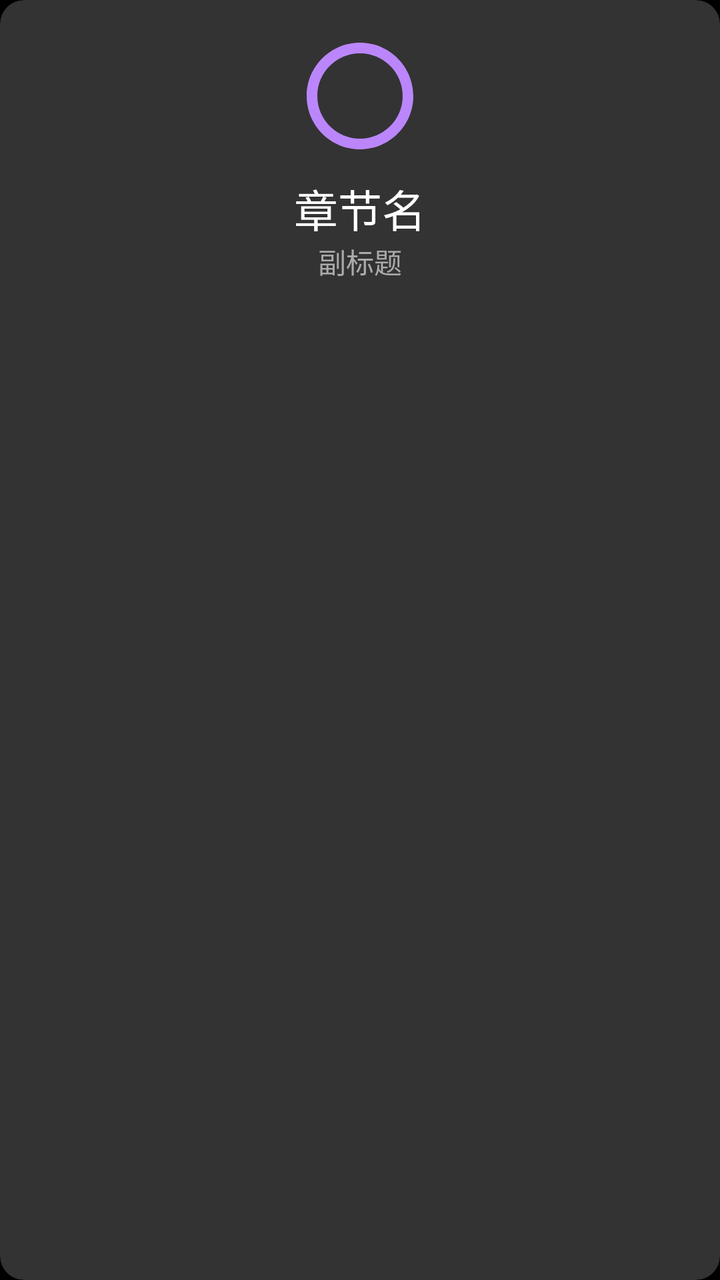
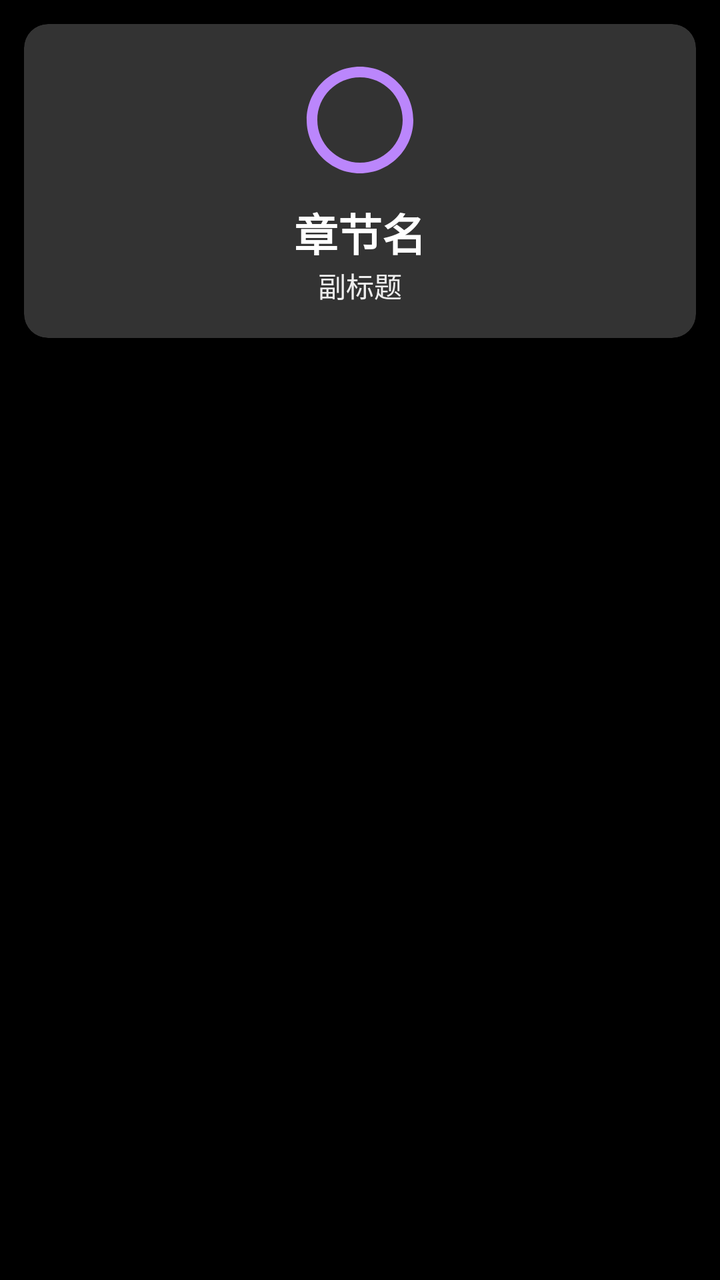

An Android layout rendered at two revisions. The XML below is the earlier revision; the diff shows what the commit changed to produce the second picture.
<!-- AndroidManifest.xml: application theme Theme.ChineseLearning -->
<!-- res/layout/item_chapter.xml -->
<?xml version="1.0" encoding="utf-8"?>
<androidx.cardview.widget.CardView xmlns:android="http://schemas.android.com/apk/res/android"
    xmlns:app="http://schemas.android.com/apk/res-auto"
    android:id="@+id/card_chapter"
    android:layout_width="match_parent"
    android:layout_height="wrap_content"
    android:focusable="true"
    android:clickable="true"
    android:foreground="?android:attr/selectableItemBackground"
    app:cardElevation="8dp"
    app:cardCornerRadius="12dp"
    android:layout_margin="8dp"
    app:cardBackgroundColor="#333333">

    <LinearLayout
        android:layout_width="match_parent"
        android:layout_height="wrap_content"
        android:orientation="vertical"
        android:padding="16dp"
        android:gravity="center">

        <ImageView
            android:id="@+id/iv_chapter_icon"
            android:layout_width="64dp"
            android:layout_height="64dp"
            android:src="@drawable/ic_chapter_placeholder" />

        <TextView
            android:id="@+id/tv_chapter_title"
            android:layout_width="wrap_content"
            android:layout_height="wrap_content"
            android:text="章节名"
            android:textSize="22sp"
            android:textColor="#FFFFFF"
            android:layout_marginTop="8dp" />

        <TextView
            android:id="@+id/tv_chapter_subtitle"
            android:layout_width="wrap_content"
            android:layout_height="wrap_content"
            android:text="副标题"
            android:textSize="14sp"
            android:textColor="#AAAAAA" />
    </LinearLayout>
</androidx.cardview.widget.CardView>
<!-- resources referenced by this layout -->
<resources>
  <!-- drawable ic_chapter_placeholder (drawable) -->
  <vector xmlns:android="http://schemas.android.com/apk/res/android"
      android:width="24dp" android:height="24dp" android:viewportWidth="24" android:viewportHeight="24">
      <path android:fillColor="#FFBB86FC" android:pathData="M12,2C6.48,2 2,6.48 2,12s4.48,10 10,10 10,-4.48 10,-10S17.52,2 12,2zM12,20c-4.41,0 -8,-3.59 -8,-8s3.59,-8 8,-8 8,3.59 8,8 -3.59,8 -8,8z"/>
  </vector>
  <style name="Theme.ChineseLearning" parent="Theme.AppCompat.NoActionBar">
          <item name="android:windowBackground">@color/black</item>
          <item name="android:colorPrimary">@color/purple_500</item>
          <item name="android:colorPrimaryDark">@color/purple_700</item>
          <item name="android:colorAccent">@color/teal_200</item>
      </style>
  <color name="black">#FF000000</color>
  <color name="purple_500">#FF6200EE</color>
  <color name="purple_700">#FF3700B3</color>
  <color name="teal_200">#FF03DAC5</color>
</resources>

<!-- the commit's change to res/layout/item_chapter.xml (unified diff, before → after) -->
@@ -1,45 +1,54 @@
 <?xml version="1.0" encoding="utf-8"?>
-<androidx.cardview.widget.CardView xmlns:android="http://schemas.android.com/apk/res/android"
+<FrameLayout xmlns:android="http://schemas.android.com/apk/res/android"
     xmlns:app="http://schemas.android.com/apk/res-auto"
-    android:id="@+id/card_chapter"
     android:layout_width="match_parent"
     android:layout_height="wrap_content"
-    android:focusable="true"
-    android:clickable="true"
-    android:foreground="?android:attr/selectableItemBackground"
-    app:cardElevation="8dp"
-    app:cardCornerRadius="12dp"
-    android:layout_margin="8dp"
-    app:cardBackgroundColor="#333333">
+    android:padding="12dp"
+    android:clipChildren="false"
+    android:clipToPadding="false">
 
-    <LinearLayout
+    <androidx.cardview.widget.CardView
+        android:id="@+id/card_chapter"
         android:layout_width="match_parent"
         android:layout_height="wrap_content"
-        android:orientation="vertical"
-        android:padding="16dp"
-        android:gravity="center">
+        android:focusable="true"
+        android:clickable="true"
+        app:cardElevation="6dp"
+        app:cardCornerRadius="12dp"
+        app:cardBackgroundColor="#333333">
 
-        <ImageView
-            android:id="@+id/iv_chapter_icon"
-            android:layout_width="64dp"
-            android:layout_height="64dp"
-            android:src="@drawable/ic_chapter_placeholder" />
+        <LinearLayout
+            android:id="@+id/chapter_content"
+            android:layout_width="match_parent"
+            android:layout_height="wrap_content"
+            android:orientation="vertical"
+            android:padding="16dp"
+            android:gravity="center"
+            android:background="@android:color/transparent">
 
-        <TextView
-            android:id="@+id/tv_chapter_title"
-            android:layout_width="wrap_content"
-            android:layout_height="wrap_content"
-            android:text="章节名"
-            android:textSize="22sp"
-            android:textColor="#FFFFFF"
-            android:layout_marginTop="8dp" />
+            <ImageView
+                android:id="@+id/iv_chapter_icon"
+                android:layout_width="64dp"
+                android:layout_height="64dp"
+                android:src="@drawable/ic_chapter_placeholder" />
 
-        <TextView
-            android:id="@+id/tv_chapter_subtitle"
-            android:layout_width="wrap_content"
-            android:layout_height="wrap_content"
-            android:text="副标题"
-            android:textSize="14sp"
-            android:textColor="#AAAAAA" />
-    </LinearLayout>
-</androidx.cardview.widget.CardView>
+            <TextView
+                android:id="@+id/tv_chapter_title"
+                android:layout_width="wrap_content"
+                android:layout_height="wrap_content"
+                android:text="章节名"
+                android:textSize="22sp"
+                android:textColor="#FFFFFF"
+                android:textStyle="bold"
+                android:layout_marginTop="8dp" />
+
+            <TextView
+                android:id="@+id/tv_chapter_subtitle"
+                android:layout_width="wrap_content"
+                android:layout_height="wrap_content"
+                android:text="副标题"
+                android:textSize="14sp"
+                android:textColor="#EEEEEE" />
+        </LinearLayout>
+    </androidx.cardview.widget.CardView>
+</FrameLayout>
